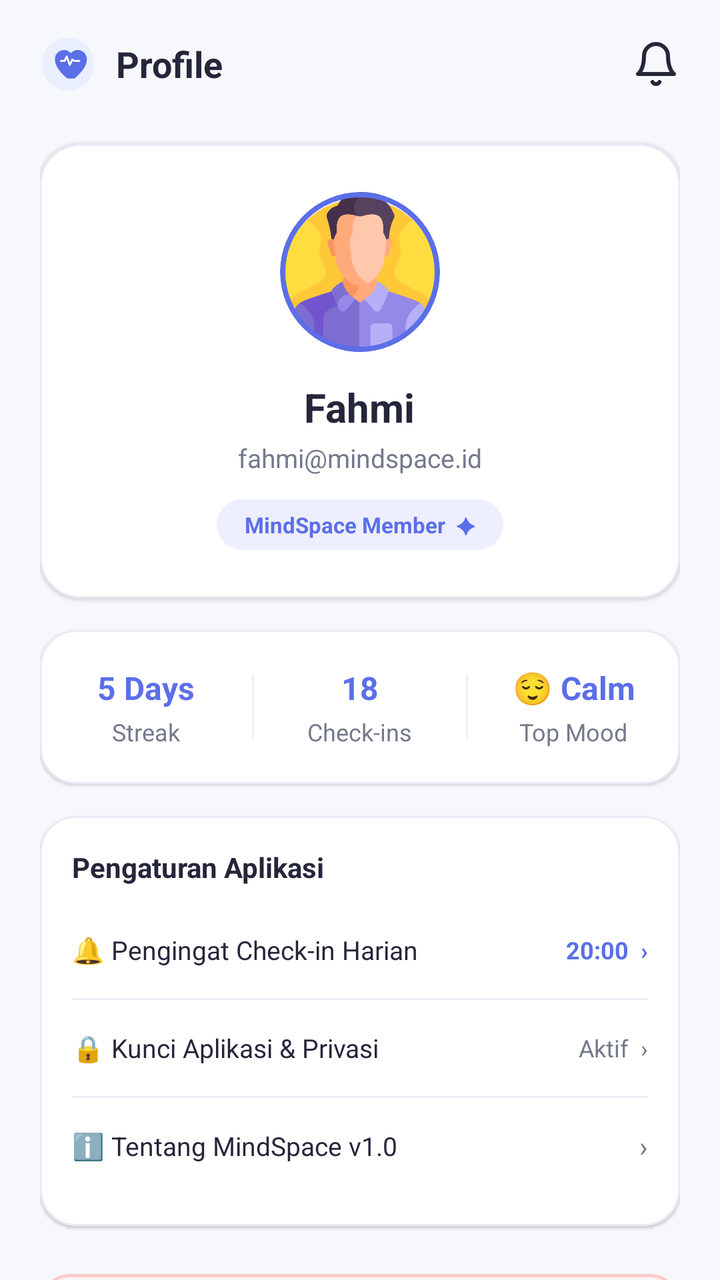
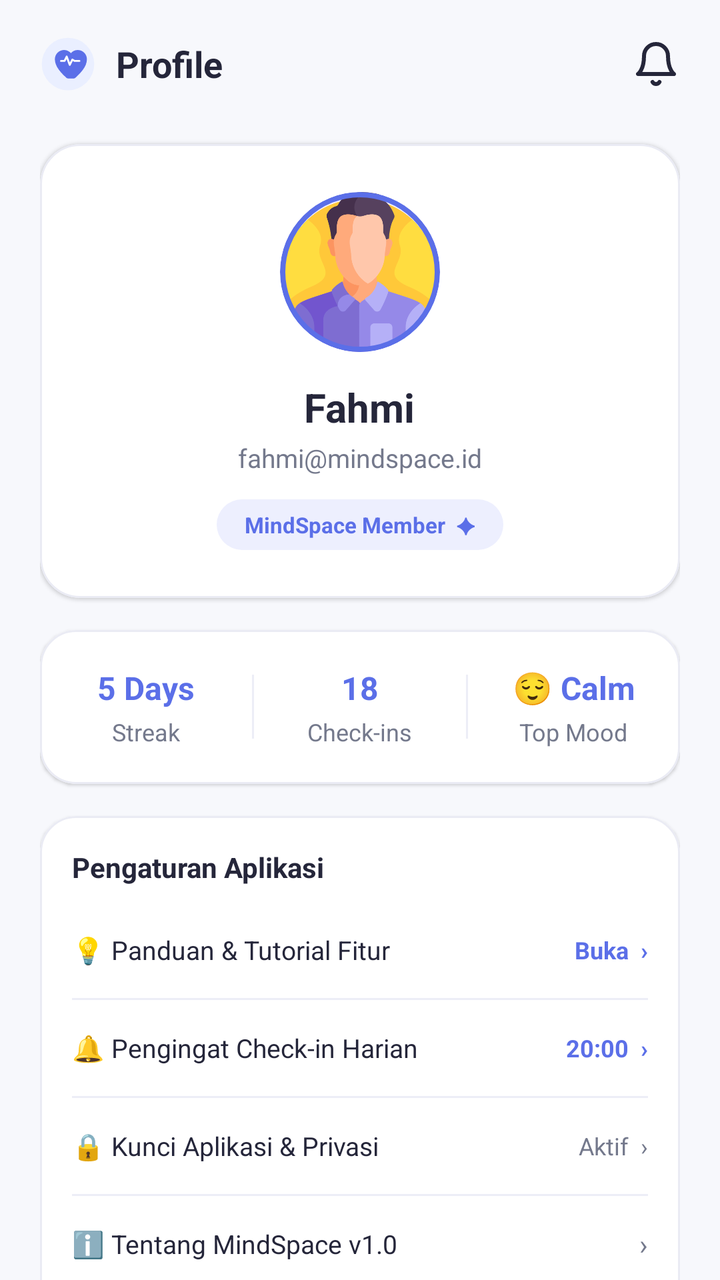

Compare the two renders of this Android layout. The source of the first and the diff that turns it into the second are given below.
<!-- AndroidManifest.xml: application theme Theme.Projek_rumah_fahmi -->
<!-- res/layout/fragment_profile.xml -->
<?xml version="1.0" encoding="utf-8"?>
<androidx.coordinatorlayout.widget.CoordinatorLayout xmlns:android="http://schemas.android.com/apk/res/android"
    xmlns:app="http://schemas.android.com/apk/res-auto"
    xmlns:tools="http://schemas.android.com/tools"
    android:layout_width="match_parent"
    android:layout_height="match_parent"
    android:background="@color/background"
    tools:context=".Profile.ProfileFragment">

    
    <com.google.android.material.appbar.AppBarLayout
        android:layout_width="match_parent"
        android:layout_height="wrap_content"
        android:background="@color/background"
        app:elevation="0dp">

        <LinearLayout
            android:layout_width="match_parent"
            android:layout_height="?attr/actionBarSize"
            android:gravity="center_vertical"
            android:orientation="horizontal"
            android:paddingHorizontal="20dp">

            <ImageView
                android:layout_width="28dp"
                android:layout_height="28dp"
                android:src="@drawable/ic_mindspace_logo" />

            <TextView
                android:layout_width="0dp"
                android:layout_height="wrap_content"
                android:layout_marginStart="10dp"
                android:layout_weight="1"
                android:text="Profile"
                android:textColor="@color/text_primary"
                android:textSize="18sp"
                android:textStyle="bold" />

            <ImageView
                android:id="@+id/imgNotificationProfile"
                android:layout_width="24dp"
                android:layout_height="24dp"
                android:src="@drawable/ic_bell" />
        </LinearLayout>
    </com.google.android.material.appbar.AppBarLayout>

    <androidx.core.widget.NestedScrollView
        android:layout_width="match_parent"
        android:layout_height="match_parent"
        app:layout_behavior="@string/appbar_scrolling_view_behavior">

        <LinearLayout
            android:layout_width="match_parent"
            android:layout_height="wrap_content"
            android:orientation="vertical"
            android:paddingHorizontal="20dp"
            android:paddingBottom="36dp">

            
            <com.google.android.material.card.MaterialCardView
                android:layout_width="match_parent"
                android:layout_height="wrap_content"
                android:layout_marginTop="8dp"
                app:cardBackgroundColor="@color/surface"
                app:cardCornerRadius="20dp"
                app:cardElevation="1dp"
                app:strokeColor="@color/card_border"
                app:strokeWidth="1dp">

                <LinearLayout
                    android:layout_width="match_parent"
                    android:layout_height="wrap_content"
                    android:gravity="center_horizontal"
                    android:orientation="vertical"
                    android:padding="24dp">

                    <com.google.android.material.card.MaterialCardView
                        android:layout_width="80dp"
                        android:layout_height="80dp"
                        app:cardCornerRadius="40dp"
                        app:cardElevation="0dp"
                        app:strokeColor="@color/primary"
                        app:strokeWidth="2.5dp">

                        <ImageView
                            android:id="@+id/imgProfileAvatar"
                            android:layout_width="match_parent"
                            android:layout_height="match_parent"
                            android:scaleType="centerCrop"
                            android:src="@drawable/man" />
                    </com.google.android.material.card.MaterialCardView>

                    <TextView
                        android:id="@+id/txtProfileName"
                        android:layout_width="wrap_content"
                        android:layout_height="wrap_content"
                        android:layout_marginTop="14dp"
                        android:text="Fahmi"
                        android:textColor="@color/text_primary"
                        android:textSize="20sp"
                        android:textStyle="bold" />

                    <TextView
                        android:id="@+id/txtProfileEmail"
                        android:layout_width="wrap_content"
                        android:layout_height="wrap_content"
                        android:layout_marginTop="3dp"
                        android:text="fahmi@mindspace.id"
                        android:textColor="@color/text_secondary"
                        android:textSize="13sp" />

                    <TextView
                        android:layout_width="wrap_content"
                        android:layout_height="wrap_content"
                        android:layout_marginTop="12dp"
                        android:background="@drawable/bg_chip"
                        android:backgroundTint="#EDEFFE"
                        android:paddingHorizontal="14dp"
                        android:paddingVertical="5dp"
                        android:text="MindSpace Member  ✦"
                        android:textColor="@color/primary"
                        android:textSize="11sp"
                        android:textStyle="bold" />
                </LinearLayout>
            </com.google.android.material.card.MaterialCardView>

            
            <com.google.android.material.card.MaterialCardView
                android:layout_width="match_parent"
                android:layout_height="wrap_content"
                android:layout_marginTop="16dp"
                app:cardBackgroundColor="@color/surface"
                app:cardCornerRadius="18dp"
                app:cardElevation="1dp"
                app:strokeColor="@color/card_border"
                app:strokeWidth="1dp">

                <LinearLayout
                    android:layout_width="match_parent"
                    android:layout_height="wrap_content"
                    android:gravity="center"
                    android:orientation="horizontal"
                    android:paddingVertical="18dp"
                    android:weightSum="3">

                    <LinearLayout
                        android:layout_width="0dp"
                        android:layout_height="wrap_content"
                        android:layout_weight="1"
                        android:gravity="center"
                        android:orientation="vertical">

                        <TextView
                            android:layout_width="wrap_content"
                            android:layout_height="wrap_content"
                            android:text="5 Days"
                            android:textColor="@color/primary"
                            android:textSize="16sp"
                            android:textStyle="bold" />

                        <TextView
                            android:layout_width="wrap_content"
                            android:layout_height="wrap_content"
                            android:layout_marginTop="3dp"
                            android:text="Streak"
                            android:textColor="@color/text_secondary"
                            android:textSize="12sp" />
                    </LinearLayout>

                    <View
                        android:layout_width="1dp"
                        android:layout_height="32dp"
                        android:background="@color/divider" />

                    <LinearLayout
                        android:layout_width="0dp"
                        android:layout_height="wrap_content"
                        android:layout_weight="1"
                        android:gravity="center"
                        android:orientation="vertical">

                        <TextView
                            android:layout_width="wrap_content"
                            android:layout_height="wrap_content"
                            android:text="18"
                            android:textColor="@color/primary"
                            android:textSize="16sp"
                            android:textStyle="bold" />

                        <TextView
                            android:layout_width="wrap_content"
                            android:layout_height="wrap_content"
                            android:layout_marginTop="3dp"
                            android:text="Check-ins"
                            android:textColor="@color/text_secondary"
                            android:textSize="12sp" />
                    </LinearLayout>

                    <View
                        android:layout_width="1dp"
                        android:layout_height="32dp"
                        android:background="@color/divider" />

                    <LinearLayout
                        android:layout_width="0dp"
                        android:layout_height="wrap_content"
                        android:layout_weight="1"
                        android:gravity="center"
                        android:orientation="vertical">

                        <TextView
                            android:layout_width="wrap_content"
                            android:layout_height="wrap_content"
                            android:text="😌 Calm"
                            android:textColor="@color/primary"
                            android:textSize="16sp"
                            android:textStyle="bold" />

                        <TextView
                            android:layout_width="wrap_content"
                            android:layout_height="wrap_content"
                            android:layout_marginTop="3dp"
                            android:text="Top Mood"
                            android:textColor="@color/text_secondary"
                            android:textSize="12sp" />
                    </LinearLayout>
                </LinearLayout>
            </com.google.android.material.card.MaterialCardView>

            
            <com.google.android.material.card.MaterialCardView
                android:layout_width="match_parent"
                android:layout_height="wrap_content"
                android:layout_marginTop="16dp"
                app:cardBackgroundColor="@color/surface"
                app:cardCornerRadius="18dp"
                app:cardElevation="1dp"
                app:strokeColor="@color/card_border"
                app:strokeWidth="1dp">

                <LinearLayout
                    android:layout_width="match_parent"
                    android:layout_height="wrap_content"
                    android:orientation="vertical"
                    android:padding="16dp">

                    <TextView
                        android:layout_width="wrap_content"
                        android:layout_height="wrap_content"
                        android:text="Pengaturan Aplikasi"
                        android:textColor="@color/text_primary"
                        android:textSize="14sp"
                        android:textStyle="bold" />

                    
                    <RelativeLayout
                        android:id="@+id/btnSettingReminder"
                        android:layout_width="match_parent"
                        android:layout_height="48dp"
                        android:layout_marginTop="8dp">

                        <TextView
                            android:layout_width="wrap_content"
                            android:layout_height="wrap_content"
                            android:layout_alignParentStart="true"
                            android:layout_centerVertical="true"
                            android:text="🔔 Pengingat Check-in Harian"
                            android:textColor="@color/text_primary"
                            android:textSize="13sp" />

                        <TextView
                            android:layout_width="wrap_content"
                            android:layout_height="wrap_content"
                            android:layout_alignParentEnd="true"
                            android:layout_centerVertical="true"
                            android:text="20:00  ›"
                            android:textColor="@color/primary"
                            android:textSize="12sp"
                            android:textStyle="bold" />
                    </RelativeLayout>

                    <View
                        android:layout_width="match_parent"
                        android:layout_height="1dp"
                        android:background="@color/divider" />

                    
                    <RelativeLayout
                        android:id="@+id/btnSettingPrivacy"
                        android:layout_width="match_parent"
                        android:layout_height="48dp">

                        <TextView
                            android:layout_width="wrap_content"
                            android:layout_height="wrap_content"
                            android:layout_alignParentStart="true"
                            android:layout_centerVertical="true"
                            android:text="🔒 Kunci Aplikasi &amp; Privasi"
                            android:textColor="@color/text_primary"
                            android:textSize="13sp" />

                        <TextView
                            android:layout_width="wrap_content"
                            android:layout_height="wrap_content"
                            android:layout_alignParentEnd="true"
                            android:layout_centerVertical="true"
                            android:text="Aktif  ›"
                            android:textColor="@color/text_secondary"
                            android:textSize="12sp" />
                    </RelativeLayout>

                    <View
                        android:layout_width="match_parent"
                        android:layout_height="1dp"
                        android:background="@color/divider" />

                    
                    <RelativeLayout
                        android:id="@+id/btnAboutMindSpace"
                        android:layout_width="match_parent"
                        android:layout_height="48dp">

                        <TextView
                            android:layout_width="wrap_content"
                            android:layout_height="wrap_content"
                            android:layout_alignParentStart="true"
                            android:layout_centerVertical="true"
                            android:text="ℹ️ Tentang MindSpace v1.0"
                            android:textColor="@color/text_primary"
                            android:textSize="13sp" />

                        <TextView
                            android:layout_width="wrap_content"
                            android:layout_height="wrap_content"
                            android:layout_alignParentEnd="true"
                            android:layout_centerVertical="true"
                            android:text="›"
                            android:textColor="@color/text_secondary"
                            android:textSize="14sp" />
                    </RelativeLayout>
                </LinearLayout>
            </com.google.android.material.card.MaterialCardView>

            
            <Button
                android:id="@+id/btnLogoutProfile"
                android:layout_width="match_parent"
                android:layout_height="48dp"
                android:layout_marginTop="24dp"
                android:background="@drawable/bg_btn_logout"
                android:text="Keluar dari Akun"
                android:textAllCaps="false"
                android:textColor="@color/logout_red"
                android:textSize="14sp"
                android:textStyle="bold"
                app:backgroundTint="@null" />

        </LinearLayout>
    </androidx.core.widget.NestedScrollView>

</androidx.coordinatorlayout.widget.CoordinatorLayout>
<!-- resources referenced by this layout -->
<resources>
  <color name="background">#F7F8FC</color>
  <color name="card_border">#EAEBF4</color>
  <color name="divider">#ECEEF7</color>
  <color name="logout_red">#DC2626</color>
  <color name="primary">#5B6FE8</color>
  <color name="surface">#FFFFFF</color>
  <color name="text_primary">#25263A</color>
  <color name="text_secondary">#74798C</color>
  <!-- drawable bg_btn_logout (drawable) -->
  <?xml version="1.0" encoding="utf-8"?>
  <ripple xmlns:android="http://schemas.android.com/apk/res/android"
      android:color="#33DC2626">
      <item>
          <shape android:shape="rectangle">
              <solid android:color="#FFF5F5" />
              <corners android:radius="14dp" />
              <stroke android:width="1.5dp" android:color="#FBCACA" />
          </shape>
      </item>
  </ripple>
  <!-- drawable bg_chip (drawable) -->
  <?xml version="1.0" encoding="utf-8"?>
  <shape xmlns:android="http://schemas.android.com/apk/res/android"
      android:shape="rectangle">
      <solid android:color="@color/tag_bg" />
      <corners android:radius="20dp" />
  </shape>
  <!-- drawable ic_bell (drawable) -->
  <vector xmlns:android="http://schemas.android.com/apk/res/android"
      android:width="24dp"
      android:height="24dp"
      android:viewportWidth="24"
      android:viewportHeight="24">
      <path
          android:fillColor="#00000000"
          android:strokeColor="#25263A"
          android:strokeWidth="2"
          android:strokeLineCap="round"
          android:strokeLineJoin="round"
          android:pathData="M18,8A6,6 0 0,0 6,8C6,15 3,17 3,17H21S18,15 18,8" />
      <path
          android:fillColor="#00000000"
          android:strokeColor="#25263A"
          android:strokeWidth="2"
          android:strokeLineCap="round"
          android:strokeLineJoin="round"
          android:pathData="M13.73,21A2,2 0 0,1 10.27,21" />
  </vector>
  <style name="Theme.Projek_rumah_fahmi" parent="Base.Theme.Projek_rumah_fahmi" />
  <color name="tag_bg">#F0F2FA</color>
  <style name="Base.Theme.Projek_rumah_fahmi" parent="Theme.Material3.DayNight.NoActionBar">
          <item name="colorPrimary">@color/primary</item>
          <item name="colorOnPrimary">@color/white</item>
          <item name="colorSecondary">@color/secondary</item>
          <item name="android:windowBackground">@color/background</item>
          <item name="android:statusBarColor">@color/background</item>
          <item name="android:windowLightStatusBar">true</item>
      </style>
  <color name="white">#FFFFFFFF</color>
  <color name="secondary">#A6B5F5</color>
  <!-- unchanged entries left out for length: 2 -->
</resources>

<!-- the commit's change to res/layout/fragment_profile.xml (unified diff, before → after) -->
@@ -254,10 +254,42 @@
 
                     
                     <RelativeLayout
+                        android:id="@+id/btnOpenTutorial"
+                        android:layout_width="match_parent"
+                        android:layout_height="48dp"
+                        android:layout_marginTop="8dp"
+                        android:background="?attr/selectableItemBackground">
+
+                        <TextView
+                            android:layout_width="wrap_content"
+                            android:layout_height="wrap_content"
+                            android:layout_alignParentStart="true"
+                            android:layout_centerVertical="true"
+                            android:text="💡 Panduan &amp; Tutorial Fitur"
+                            android:textColor="@color/text_primary"
+                            android:textSize="13sp" />
+
+                        <TextView
+                            android:layout_width="wrap_content"
+                            android:layout_height="wrap_content"
+                            android:layout_alignParentEnd="true"
+                            android:layout_centerVertical="true"
+                            android:text="Buka  ›"
+                            android:textColor="@color/primary"
+                            android:textSize="12sp"
+                            android:textStyle="bold" />
+                    </RelativeLayout>
+
+                    <View
+                        android:layout_width="match_parent"
+                        android:layout_height="1dp"
+                        android:background="@color/divider" />
+
+                    
+                    <RelativeLayout
                         android:id="@+id/btnSettingReminder"
                         android:layout_width="match_parent"
-                        android:layout_height="48dp"
-                        android:layout_marginTop="8dp">
+                        android:layout_height="48dp">
 
                         <TextView
                             android:layout_width="wrap_content"
<!-- resource entries referenced after the edit -->
@@ -54,12 +54,28 @@
           <item name="colorPrimary">@color/primary</item>
           <item name="colorOnPrimary">@color/white</item>
           <item name="colorSecondary">@color/secondary</item>
+          
+          <item name="colorSecondaryContainer">#1A5B6FE8</item>
           <item name="android:windowBackground">@color/background</item>
           <item name="android:statusBarColor">@color/background</item>
           <item name="android:windowLightStatusBar">true</item>
+          
+          <item name="bottomNavigationStyle">@style/Widget.MindSpace.BottomNavigation</item>
       </style>
   <color name="white">#FFFFFFFF</color>
   <color name="secondary">#A6B5F5</color>
+  <style name="Widget.MindSpace.BottomNavigation" parent="Widget.Material3.BottomNavigationView">
+          <item name="itemTextAppearanceActive">@style/BottomNav.TextActive</item>
+          <item name="itemTextAppearanceInactive">@style/BottomNav.TextInactive</item>
+      </style>
+  <style name="BottomNav.TextActive" parent="TextAppearance.Material3.LabelMedium">
+          <item name="android:textSize">11sp</item>
+          <item name="android:textStyle">bold</item>
+      </style>
+  <style name="BottomNav.TextInactive" parent="TextAppearance.Material3.LabelMedium">
+          <item name="android:textSize">11sp</item>
+          <item name="android:textStyle">normal</item>
+      </style>
   <!-- unchanged entries left out for length: 2 -->
 </resources>
 
